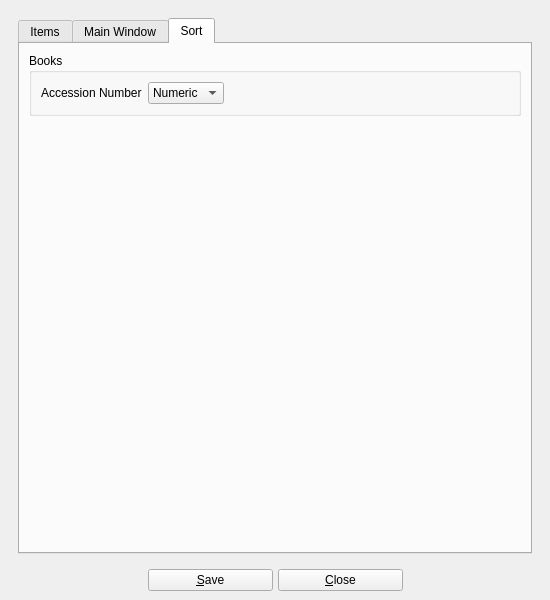
Before: the Qt Designer form UI/biblioteq_otheroptions.ui in textbrowser/biblioteq, drawn with Qt 5.
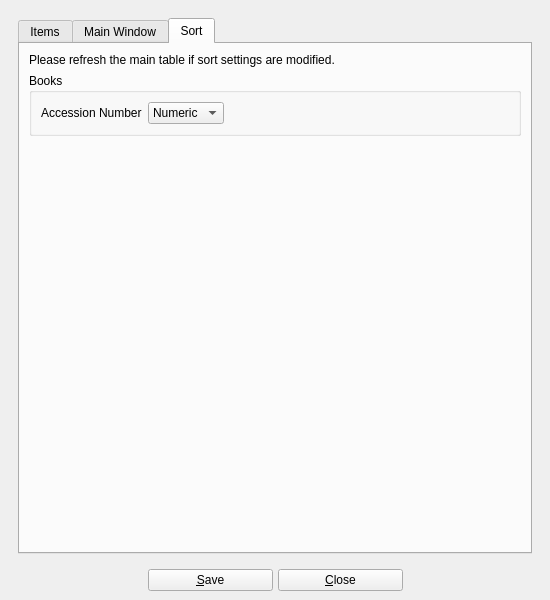
After: the same form once the commit is applied. The open tabs and pages were chosen to show the change. Icons and pictures are not drawn.

Commit message: Books accession number sort preferences.

Patch:
```diff
--- a/UI/biblioteq_otheroptions.ui
+++ b/UI/biblioteq_otheroptions.ui
@@ -173,6 +173,13 @@
             <string>Sort</string>
            </attribute>
            <layout class="QVBoxLayout" name="verticalLayout_3">
+            <item>
+             <widget class="QLabel" name="label_4">
+              <property name="text">
+               <string>Please refresh the main table if sort settings are modified.</string>
+              </property>
+             </widget>
+            </item>
             <item>
              <widget class="QGroupBox" name="groupBox">
               <property name="title">
```
The commit also changes 7 other files.
